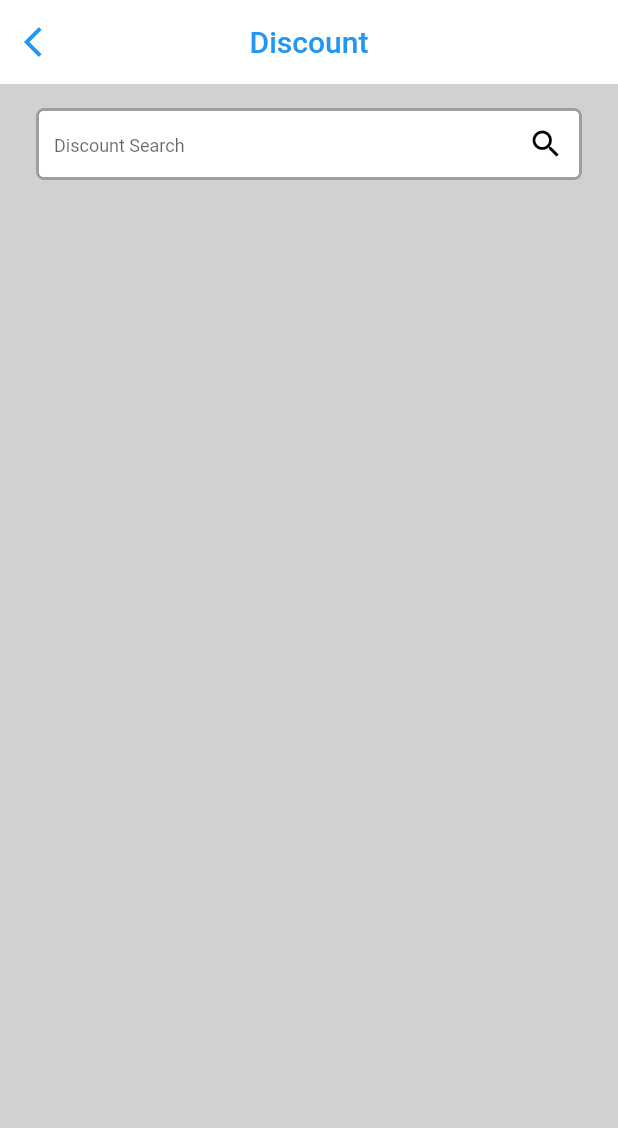
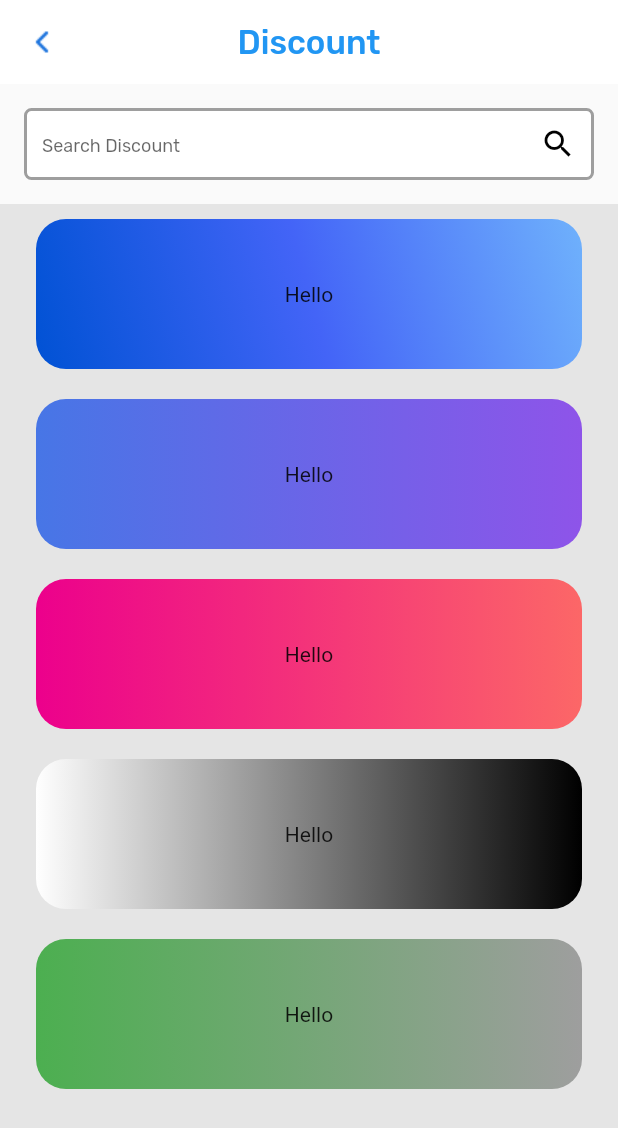
Before and after one commit to Abdusamad98/test_project, a Flutter app: the screen it shows after launch, on a phone screen of 412 x 824 dp. Shown: the top 1128 px of the screen. Run offline on Flutter 3.47's test engine with Material 2 defaults, Android fonts, the phone set to English and light mode, and no system bars; our stand-ins replace google_fonts.

Commit message:
some changes

```diff
--- a/lib/task_screen.dart
+++ b/lib/task_screen.dart
@@ -1,4 +1,5 @@
 import 'package:flutter/material.dart';
+import 'package:google_fonts/google_fonts.dart';
 
 class TaskScreen extends StatefulWidget {
   const TaskScreen({super.key});
@@ -8,62 +9,98 @@ class TaskScreen extends StatefulWidget {
 }
 
 class _TaskScreenState extends State<TaskScreen> {
+
+  List<LinearGradient> gradients = [
+    const LinearGradient(
+        begin: Alignment.bottomLeft,
+        end: Alignment.topRight,
+        colors: [
+          Color(0xFF0052D4),
+          Color(0xFF4364F7),
+          Color(0xFF6FB1FC),
+        ]),
+    const LinearGradient(colors: [
+      Color(0xFF4776E6),
+      Color(0xFF8E54E9),
+    ]),
+    const LinearGradient(colors: [
+      Color(0xFFEC008C),
+      Color(0xFFFC6767),
+    ]),
+    const LinearGradient(colors: [
+      Colors.white,
+      Colors.black,
+    ]),
+    const LinearGradient(colors: [
+      Colors.green,
+      Colors.grey,
+    ])
+  ];
+
   @override
   Widget build(BuildContext context) {
     return Scaffold(
-      backgroundColor: const Color(0xFFD1D1D1),
       appBar: AppBar(
-        leading: IconButton(
-          icon: const Icon(
-            Icons.arrow_back_ios,
-            color: Colors.blue,
-          ),
-          onPressed: () {},
-        ),
+        leading: Image.asset(("assets/images/arrow_back.png")),
         elevation: 0,
         backgroundColor: Colors.white,
         centerTitle: true,
-        title: const Text(
-          "Discount",
-          style: TextStyle(color: Colors.blue),
-        ),
+        title: Text("Discount",
+            style: GoogleFonts.rubik(
+              color: Colors.blue,
+              fontSize: 22,
+              fontWeight: FontWeight.w500,
+            )),
       ),
       body: Column(
         children: [
           Padding(
-            padding: const EdgeInsets.symmetric(
-              vertical: 16,
-              horizontal: 24,
-            ),
+            padding: const EdgeInsets.all(16),
             child: TextField(
               decoration: InputDecoration(
-                suffixIcon: IconButton(
-                  icon: const Icon(
-                    Icons.search,
-                    color: Colors.black,
-                    size: 24,
+                  contentPadding: const EdgeInsets.symmetric(
+                    vertical: 13,
+                    horizontal: 12,
                   ),
-                  onPressed: () {},
-                ),
-                hintText: "Discount Search",
-                hintStyle: const TextStyle(fontSize: 12),
-                contentPadding: const EdgeInsets.all(12),
-                fillColor: Colors.white,
-                filled: true,
                   enabledBorder: OutlineInputBorder(
                       borderRadius: BorderRadius.circular(5),
                       borderSide: const BorderSide(
+                        width: 2,
                         color: Colors.grey,
-                    width: 2,
-                  ),
-                ),
+                      )),
                   focusedBorder: OutlineInputBorder(
                       borderRadius: BorderRadius.circular(5),
                       borderSide: const BorderSide(
+                        width: 2,
                         color: Colors.blue,
-                    width: 2,
+                      )),
+                  fillColor: Colors.white,
+                  filled: true,
+                  suffixIcon: const Icon(
+                    Icons.search,
+                    color: Colors.black,
+                  ),
+                  hintText: "Search Discount",
+                  hintStyle: GoogleFonts.rubik(fontSize: 12)),
             ),
           ),
+          Expanded(
+            child: Container(
+              color: const Color(0xFFD1D1D1).withOpacity(0.5),
+              child: ListView(
+                children: [
+                  for (var gradient in gradients)
+                    Container(
+                      margin: const EdgeInsets.symmetric(
+                          horizontal: 24, vertical: 10),
+                      height: 100,
+                      decoration: BoxDecoration(
+                        borderRadius: BorderRadius.circular(20),
+                        gradient: gradient,
+                      ),
+                      child: const Center(child: Text("Hello")),
+                    ),
+                ],
               ),
             ),
           )
--- a/pubspec.yaml
+++ b/pubspec.yaml
@@ -35,6 +35,7 @@ dependencies:
   # The following adds the Cupertino Icons font to your application.
   # Use with the CupertinoIcons class for iOS style icons.
   cupertino_icons: ^1.0.2
+  google_fonts: ^5.1.0
 
 dev_dependencies:
   flutter_test:
@@ -58,8 +59,8 @@ flutter:
   # the material Icons class.
   uses-material-design: true
 
-#  assets:
-#    - assets/images/image.png
+  assets:
+    - assets/images/
 
 
 
```
Also changed, not shown: assets/images/arrow_back.png (added), pubspec.lock, 2 other files. Lines whose indentation alone changed are shown as unchanged.
